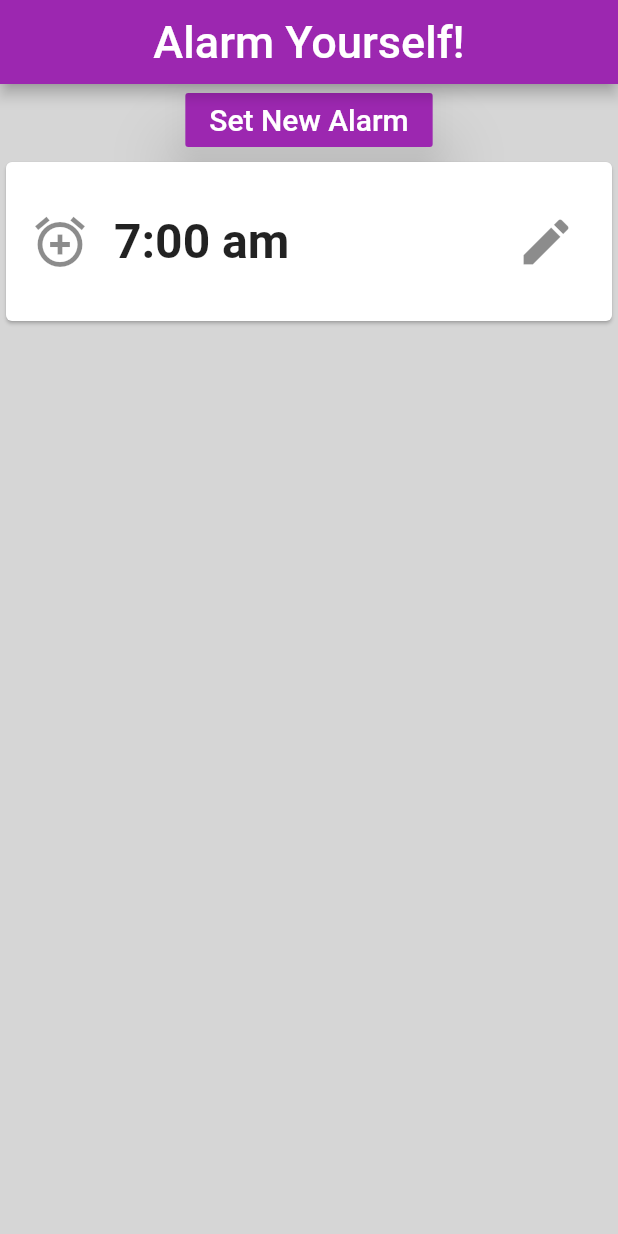
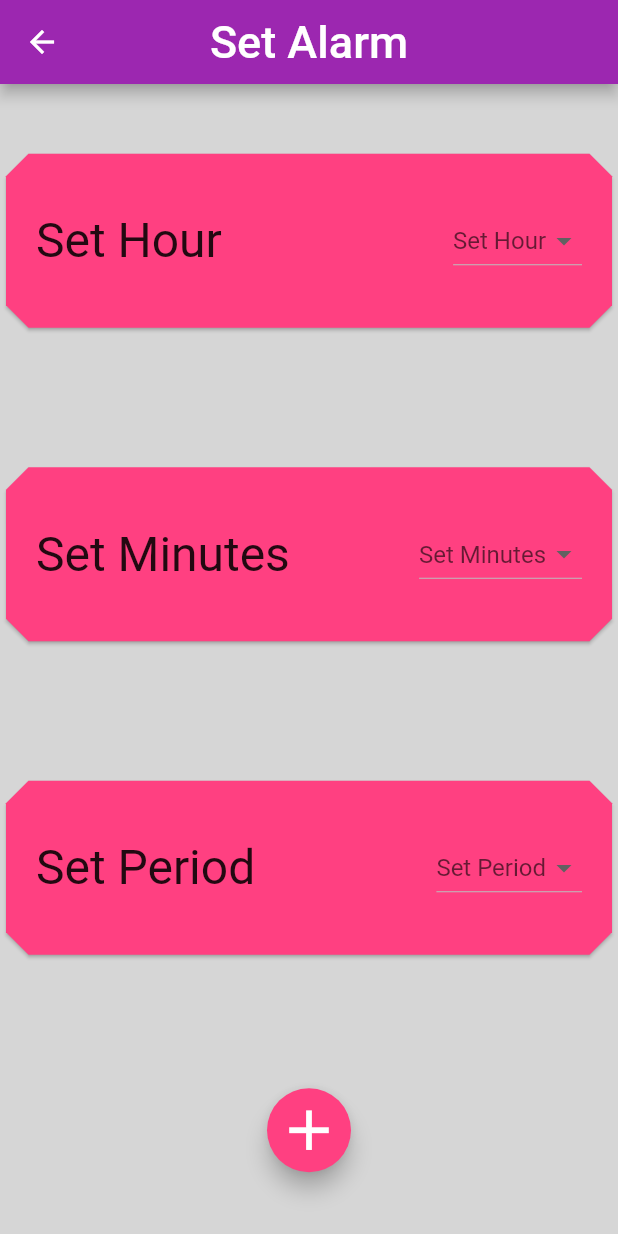
Before and after one commit to MASTERAMARJEET/Flutter_Apps, a Flutter app: the MyHomePage screen opened directly, after a tap on "Set New Alarm", after a tap on the "mode edit" icon, on a phone screen of 412 x 824 dp. Run offline on Flutter 3.47's test engine with Material 2 defaults, Android fonts, the phone set to English and light mode, and no system bars.

Commit message:
App_2 second_commit
Multiple more functionalities and pages are added. Lots of stuff like navigation learnt.

```diff
--- a/app_2/lib/card.dart
+++ b/app_2/lib/card.dart
@@ -2,23 +2,43 @@ import 'dart:ui';
 
 import 'package:flutter/material.dart';
 
-class AlarmCard extends StatelessWidget {
-  final List<String> _alarmList;
-  Widget _idle;
+import './pages/alarm_setter.dart';
+
+class AlarmCard extends StatefulWidget {
+  final List<List<String>> _alarmList;
 
   AlarmCard(this._alarmList);
 
+  @override
+  _AlarmCardState createState() => _AlarmCardState();
+}
+
+class _AlarmCardState extends State<AlarmCard> {
+  Widget _idle;
+
+  void _updater(List<String> _value, int _index) {
+    setState(() {
+      widget._alarmList[_index] = _value;
+    });
+  }
+
   Widget _cardBuilder(BuildContext context, int _index) {
-    return Card(
+    return Container(
+      padding: EdgeInsets.symmetric(horizontal: 2.0),
+      child: Card(
+        shape:
+            RoundedRectangleBorder(borderRadius: BorderRadius.circular(15.0)),
         child: Container(
-        margin: EdgeInsets.symmetric(horizontal: 0.0, vertical: 25.0),
+          margin: EdgeInsets.symmetric(vertical: 30.0),
           child: ListTile(
             leading: Icon(
               Icons.add_alarm,
-            size: 40,
+              size: 50,
+              color: Theme.of(context).primaryColor,
             ),
             title: Text(
-            _alarmList[_index],
+              widget._alarmList[_index].join(),
+              textAlign: TextAlign.center,
               style: TextStyle(
                 fontWeight: FontWeight.bold,
                 fontSize: 32,
@@ -26,8 +46,15 @@ class AlarmCard extends StatelessWidget {
             ),
             trailing: IconButton(
               icon: Icon(Icons.mode_edit),
-            onPressed: () {},
-            iconSize: 40,
+              onPressed: () => Navigator.push<List<String>>(
+                      context,
+                      MaterialPageRoute(
+                          builder: (context) =>
+                              SetAlarmPage(widget._alarmList[_index])))
+                  .then((List<String> value) => _updater(value, _index)),
+              iconSize: 45,
+               color: Theme.of(context).primaryColor,
+            ),
           ),
         ),
       ),
@@ -35,10 +62,10 @@ class AlarmCard extends StatelessWidget {
   }
 
   Widget _renderwidget() {
-    if (_alarmList.length > 0) {
+    if (widget._alarmList.length > 0) {
       _idle = ListView.builder(
         itemBuilder: _cardBuilder,
-        itemCount: _alarmList.length,
+        itemCount: widget._alarmList.length,
       );
     } else {
       _idle = Center(
--- a/app_2/lib/card_manager.dart
+++ b/app_2/lib/card_manager.dart
@@ -8,19 +8,17 @@ class Manager extends StatefulWidget {
 }
 
 class _ManagerState extends State<Manager> {
-  List<String> _alarmList = [];
+  List<List<String>> _alarmList = [];
 
-  void _productadder() {
-    setState(() {
-      _alarmList.add('7:00 am');
-    });
-  }
+  void _alarmAdder() =>
+      setState(() => _alarmList.add(['07', ':', '00', ' ', 'am']));
 
   @override
   Widget build(BuildContext context) {
     return Column(
       crossAxisAlignment: CrossAxisAlignment.center,
       children: <Widget>[
+        Padding(padding: EdgeInsets.all(7.5)),
         Container(
           child: RaisedButton(
             child: Text(
@@ -30,7 +28,7 @@ class _ManagerState extends State<Manager> {
                 fontSize: 20,
               ),
             ),
-            onPressed: _productadder,
+            onPressed: _alarmAdder,
             color: Theme.of(context).primaryColor,
             elevation: 20.0,
           ),
--- a/app_2/lib/main.dart
+++ b/app_2/lib/main.dart
@@ -1,6 +1,6 @@
 import 'package:flutter/material.dart';
 
-import './card_manager.dart';
+import './pages/auth.dart';
 
 void main() => runApp(MainApp());
 
@@ -11,27 +11,9 @@ class MainApp extends StatelessWidget {
       title: 'The App',
       theme: ThemeData(
         primarySwatch: Colors.purple,
-        accentColor: Colors.black,
+        accentColor: Colors.pinkAccent,
       ),
-      home: MyHomePage(),
+      home: AuthenticatePage(),
     );
   }
 }
-
-class MyHomePage extends StatelessWidget {
-  @override
-  Widget build(BuildContext context) {
-    return Scaffold(
-      backgroundColor: Colors.grey[350],
-      extendBody: true,
-      appBar: AppBar(
-        title: Text(
-          'Alarm Yourself!',
-          textScaleFactor: 1.5,
-        ),
-        centerTitle: true,
-      ),
-      body: Manager(),
-    );
-  }
-}
--- /dev/null
+++ b/app_2/lib/pages/alarm_setter.dart
@@ -0,0 +1,55 @@
+import 'package:flutter/material.dart';
+
+import '../time_details.dart';
+
+class SetAlarmPage extends StatefulWidget {
+  final List<String> _detail;
+
+  SetAlarmPage(this._detail);
+
+  @override
+  _SetAlarmPageState createState() => _SetAlarmPageState();
+}
+
+class _SetAlarmPageState extends State<SetAlarmPage> {
+  final hourList =
+      List<String>.generate(12, (i) => (i + 1).toString().padLeft(2, '0'));
+  final minuteList =
+      List<String>.generate(60, (i) => (i + 1).toString().padLeft(2, '0'));
+  final periodList = ['am', 'pm'];
+
+  @override
+  Widget build(BuildContext context) {
+    return WillPopScope(
+      onWillPop: () {
+        return Future.value(false);
+      },
+      child: Scaffold(
+        backgroundColor: Colors.grey[350],
+        extendBody: true,
+        appBar: AppBar(
+          title: Text(
+            'Set Alarm',
+            textScaleFactor: 1.5,
+          ),
+          centerTitle: true,
+        ),
+        body: Center(
+          child: Column(
+            mainAxisAlignment: MainAxisAlignment.spaceAround,
+            children: <Widget>[
+              TimeDetail('Set Hour', hourList, widget._detail, 0),
+              TimeDetail('Set Minutes', minuteList, widget._detail, 2),
+              TimeDetail('Set Period', periodList, widget._detail, 4),
+              FloatingActionButton(
+                  child: Icon(Icons.add, size: 45),
+                  onPressed: () =>
+                      setState((){
+                        Navigator.pop(context, widget._detail);})),
+            ],
+          ),
+        ),
+      ),
+    );
+  }
+}
--- /dev/null
+++ b/app_2/lib/pages/home.dart
@@ -0,0 +1,21 @@
+import 'package:flutter/material.dart';
+
+import '../card_manager.dart';
+
+class MyHomePage extends StatelessWidget {
+  @override
+  Widget build(BuildContext context) {
+    return Scaffold(
+      backgroundColor: Theme.of(context).accentColor,
+      extendBody: true,
+      appBar: AppBar(
+        title: Text(
+          'Alarm Yourself!',
+          textScaleFactor: 1.5,
+        ),
+        centerTitle: true,
+      ),
+      body: Manager(),
+    );
+  }
+}
--- /dev/null
+++ b/app_2/lib/time_details.dart
@@ -0,0 +1,52 @@
+import 'package:flutter/material.dart';
+
+class TimeDetail extends StatefulWidget {
+  final String _detailString;
+  final List<String> _detailList;
+  final int _index;
+  final List<String> outputInfo;
+
+  TimeDetail(
+      this._detailString, this._detailList, this.outputInfo, this._index);
+
+  @override
+  _TimeDetailState createState() => _TimeDetailState();
+}
+
+class _TimeDetailState extends State<TimeDetail> {
+  String _selectedValue;
+
+  @override
+  Widget build(BuildContext context) {
+    return Card(
+      shape: BeveledRectangleBorder(borderRadius: BorderRadius.circular(15.0)),
+      color: Theme.of(context).accentColor,
+      child: Container(
+        child: ListTile(
+          title: Text(
+            widget._detailString,
+            textScaleFactor: 2.0,
+          ),
+          trailing: DropdownButton<String>(
+            items: widget._detailList.map((String val) {
+              return DropdownMenuItem<String>(
+                value: val,
+                child: Text(val),
+              );
+            }).toList(),
+            onChanged: (String val) {
+              setState(() {
+                _selectedValue = val;
+                this.widget.outputInfo[this.widget._index] = val;
+              });
+            },
+            hint: Text(widget._detailString),
+            value: _selectedValue,
+          ),
+          contentPadding: EdgeInsets.all(20.0),
+        ),
+        margin: EdgeInsets.symmetric(vertical: 10.0),
+      ),
+    );
+  }
+}
```
Also changed, not shown: app_2/lib/pages/auth.dart (added, +31 -0 lines). Lines whose indentation alone changed are shown as unchanged.
